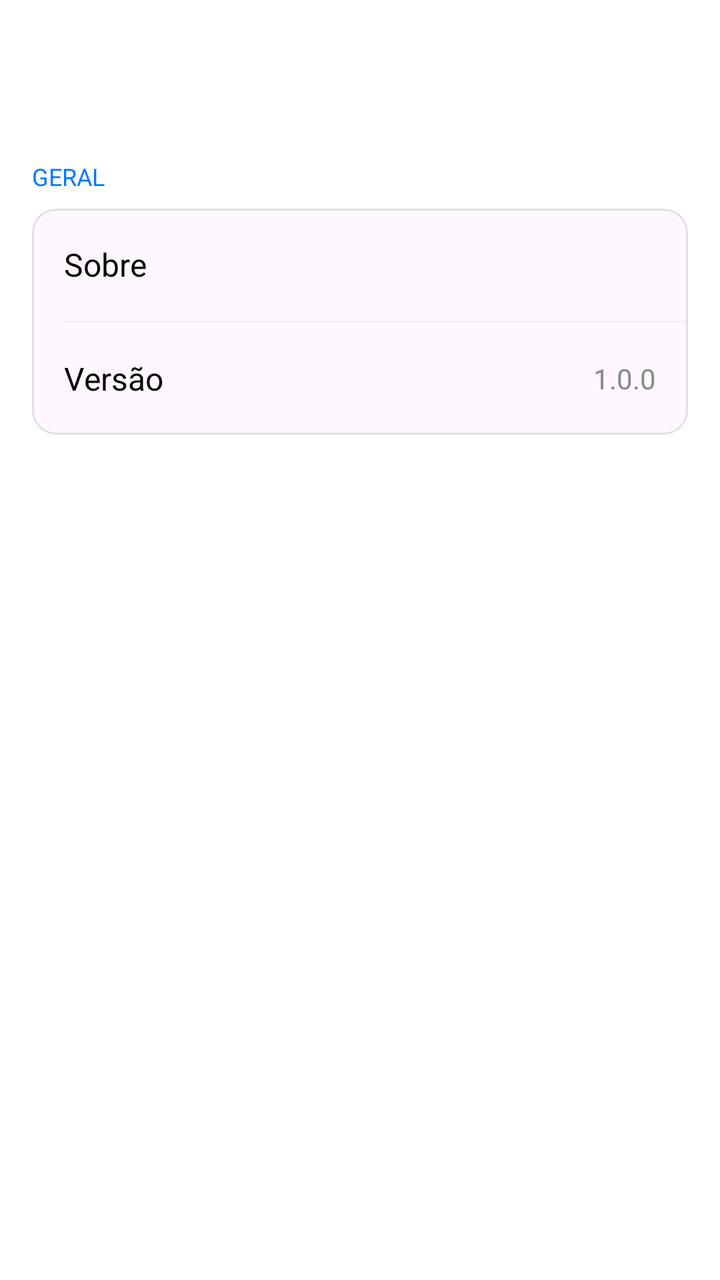
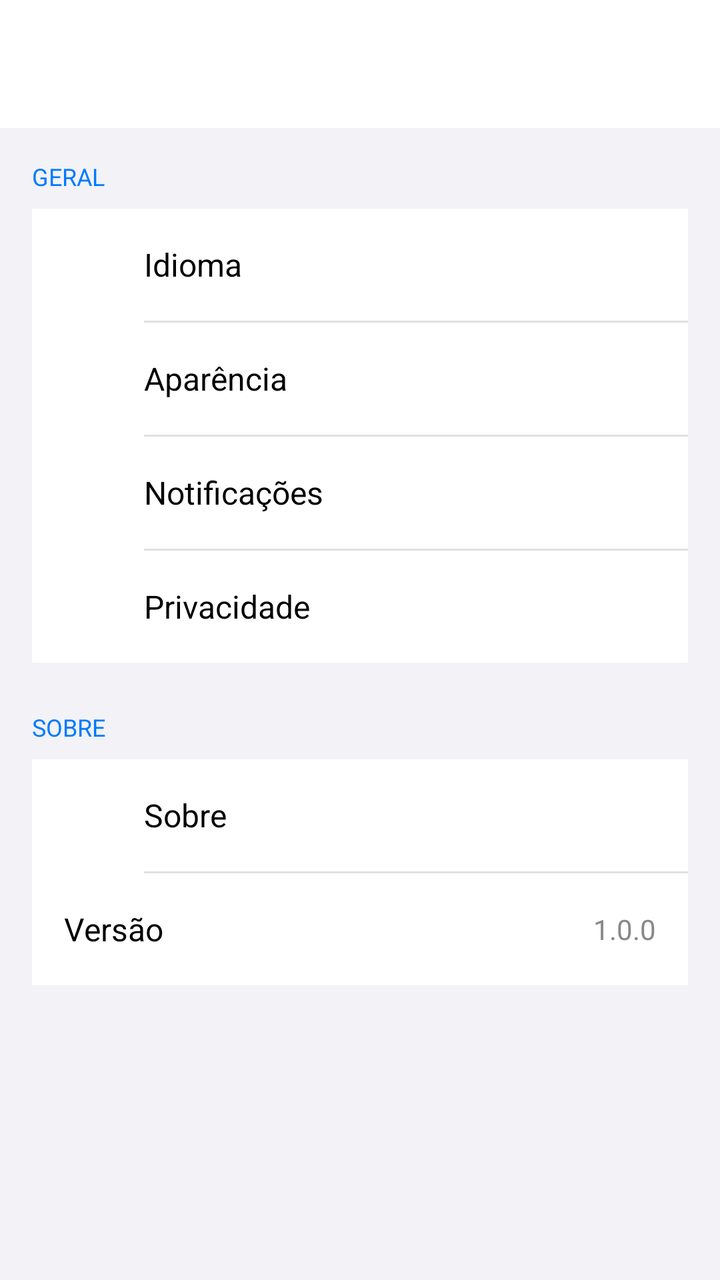

Compare the two renders of this Android layout. The source of the first and the diff that turns it into the second are given below.
<!-- AndroidManifest.xml: activity theme Theme.wilin -->
<!-- res/layout/activity_settings.xml -->
<?xml version="1.0" encoding="utf-8"?>
<LinearLayout xmlns:android="http://schemas.android.com/apk/res/android"
    xmlns:app="http://schemas.android.com/apk/res-auto"
    android:layout_width="match_parent"
    android:layout_height="match_parent"
    android:orientation="vertical"
    android:background="#FFFFFF">

    <com.google.android.material.appbar.AppBarLayout
        android:layout_width="match_parent"
        android:layout_height="wrap_content"
        android:background="#FFFFFF"
        app:elevation="0dp">

        <com.google.android.material.appbar.MaterialToolbar
            android:id="@+id/toolbar"
            android:layout_width="match_parent"
            android:layout_height="?attr/actionBarSize"
            android:background="#FFFFFF"
            app:titleTextColor="#000000"
            app:navigationIconTint="#000000" />

    </com.google.android.material.appbar.AppBarLayout>

    <ScrollView
        android:layout_width="match_parent"
        android:layout_height="match_parent">

        <LinearLayout
            android:layout_width="match_parent"
            android:layout_height="wrap_content"
            android:orientation="vertical"
            android:padding="16dp">

            <TextView
                android:layout_width="wrap_content"
                android:layout_height="wrap_content"
                android:text="Geral"
                android:textSize="12sp"
                android:textColor="#007AFF"
                android:textAllCaps="true"
                android:paddingBottom="8dp" />

            <com.google.android.material.card.MaterialCardView
                android:layout_width="match_parent"
                android:layout_height="wrap_content"
                app:cardCornerRadius="12dp"
                app:cardElevation="0dp"
                app:strokeWidth="1dp"
                app:strokeColor="#E0E0E0">

                <LinearLayout
                    android:layout_width="match_parent"
                    android:layout_height="wrap_content"
                    android:orientation="vertical">

                    <LinearLayout
                        android:id="@+id/itemAbout"
                        android:layout_width="match_parent"
                        android:layout_height="56dp"
                        android:orientation="horizontal"
                        android:gravity="center_vertical"
                        android:paddingStart="16dp"
                        android:paddingEnd="16dp"
                        android:background="?attr/selectableItemBackground">

                        <TextView
                            android:layout_width="0dp"
                            android:layout_height="wrap_content"
                            android:layout_weight="1"
                            android:text="Sobre"
                            android:textSize="16sp"
                            android:textColor="#000000" />

                        <ImageView
                            android:id="@+id/iconArrowAbout"
                            android:layout_width="20dp"
                            android:layout_height="20dp"
                            android:rotation="180"
                            android:tint="#CCCCCC" />

                    </LinearLayout>

                    <View
                        android:layout_width="match_parent"
                        android:layout_height="1dp"
                        android:background="#F0F0F0"
                        android:layout_marginStart="16dp" />

                    <LinearLayout
                        android:id="@+id/itemVersion"
                        android:layout_width="match_parent"
                        android:layout_height="56dp"
                        android:orientation="horizontal"
                        android:gravity="center_vertical"
                        android:paddingStart="16dp"
                        android:paddingEnd="16dp"
                        android:background="?attr/selectableItemBackground">

                        <TextView
                            android:layout_width="0dp"
                            android:layout_height="wrap_content"
                            android:layout_weight="1"
                            android:text="Versão"
                            android:textSize="16sp"
                            android:textColor="#000000" />

                        <TextView
                            android:layout_width="wrap_content"
                            android:layout_height="wrap_content"
                            android:text="1.0.0"
                            android:textColor="#888888"
                            android:textSize="14sp" />

                    </LinearLayout>

                </LinearLayout>

            </com.google.android.material.card.MaterialCardView>

        </LinearLayout>

    </ScrollView>

</LinearLayout>
<!-- resources referenced by this layout -->
<resources>
  <style name="Theme.wilin" parent="Theme.Material3.DayNight.NoActionBar">
          <item name="colorPrimary">#007AFF</item>
          <item name="colorOnPrimary">#FFFFFF</item>
          <item name="android:statusBarColor">#FFFFFF</item>
          <item name="android:windowLightStatusBar">true</item>
          <item name="android:navigationBarColor">#FFFFFF</item>
          <item name="android:windowBackground">@color/splash_background_light</item>
          <item name="bottomNavigationStyle">@style/Widget.BottomNav.Custom</item>
      </style>
  <color name="splash_background_light">#FFFFFF</color>
  <style name="Widget.BottomNav.Custom" parent="Widget.Material3.BottomNavigationView">
          <item name="materialThemeOverlay">@style/ThemeOverlay.BottomNav.Custom</item>
          <item name="itemPaddingTop">4dp</item>
          <item name="itemPaddingBottom">4dp</item>
      </style>
  <style name="ThemeOverlay.BottomNav.Custom" parent="">
          <item name="colorSecondaryContainer">#1A007AFF</item>
          <item name="colorOnSecondaryContainer">#007AFF</item>
      </style>
</resources>

<!-- the commit's change to res/layout/activity_settings.xml (unified diff, before → after) -->
@@ -4,21 +4,21 @@
     android:layout_width="match_parent"
     android:layout_height="match_parent"
     android:orientation="vertical"
-    android:background="#FFFFFF">
+    android:background="@color/surface">
 
     <com.google.android.material.appbar.AppBarLayout
         android:layout_width="match_parent"
         android:layout_height="wrap_content"
-        android:background="#FFFFFF"
+        android:background="@color/appbar_background"
         app:elevation="0dp">
 
         <com.google.android.material.appbar.MaterialToolbar
             android:id="@+id/toolbar"
             android:layout_width="match_parent"
             android:layout_height="?attr/actionBarSize"
-            android:background="#FFFFFF"
-            app:titleTextColor="#000000"
-            app:navigationIconTint="#000000" />
+            android:background="@color/appbar_background"
+            app:titleTextColor="@color/text_primary"
+            app:navigationIconTint="@color/text_primary" />
 
     </com.google.android.material.appbar.AppBarLayout>
 
@@ -32,91 +32,252 @@
             android:orientation="vertical"
             android:padding="16dp">
 
+            
             <TextView
                 android:layout_width="wrap_content"
                 android:layout_height="wrap_content"
-                android:text="Geral"
+                android:text="@string/general"
                 android:textSize="12sp"
-                android:textColor="#007AFF"
+                android:textColor="@color/settings_section_label"
                 android:textAllCaps="true"
                 android:paddingBottom="8dp" />
 
-            <com.google.android.material.card.MaterialCardView
+            <LinearLayout
                 android:layout_width="match_parent"
                 android:layout_height="wrap_content"
-                app:cardCornerRadius="12dp"
-                app:cardElevation="0dp"
-                app:strokeWidth="1dp"
-                app:strokeColor="#E0E0E0">
-
-                <LinearLayout
-                    android:layout_width="match_parent"
-                    android:layout_height="wrap_content"
-                    android:orientation="vertical">
-
-                    <LinearLayout
-                        android:id="@+id/itemAbout"
-                        android:layout_width="match_parent"
-                        android:layout_height="56dp"
-                        android:orientation="horizontal"
-                        android:gravity="center_vertical"
-                        android:paddingStart="16dp"
-                        android:paddingEnd="16dp"
-                        android:background="?attr/selectableItemBackground">
-
-                        <TextView
-                            android:layout_width="0dp"
-                            android:layout_height="wrap_content"
-                            android:layout_weight="1"
-                            android:text="Sobre"
-                            android:textSize="16sp"
-                            android:textColor="#000000" />
-
-                        <ImageView
-                            android:id="@+id/iconArrowAbout"
-                            android:layout_width="20dp"
-                            android:layout_height="20dp"
-                            android:rotation="180"
-                            android:tint="#CCCCCC" />
-
-                    </LinearLayout>
-
-                    <View
-                        android:layout_width="match_parent"
-                        android:layout_height="1dp"
-                        android:background="#F0F0F0"
-                        android:layout_marginStart="16dp" />
-
-                    <LinearLayout
-                        android:id="@+id/itemVersion"
-                        android:layout_width="match_parent"
-                        android:layout_height="56dp"
-                        android:orientation="horizontal"
-                        android:gravity="center_vertical"
-                        android:paddingStart="16dp"
-                        android:paddingEnd="16dp"
-                        android:background="?attr/selectableItemBackground">
-
-                        <TextView
-                            android:layout_width="0dp"
-                            android:layout_height="wrap_content"
-                            android:layout_weight="1"
-                            android:text="Versão"
-                            android:textSize="16sp"
-                            android:textColor="#000000" />
-
-                        <TextView
-                            android:layout_width="wrap_content"
-                            android:layout_height="wrap_content"
-                            android:text="1.0.0"
-                            android:textColor="#888888"
-                            android:textSize="14sp" />
-
-                    </LinearLayout>
-
-                </LinearLayout>
-
-            </com.google.android.material.card.MaterialCardView>
+                android:orientation="vertical"
+                android:background="@color/card_background">
+
+                
+                <LinearLayout
+                    android:id="@+id/itemLanguage"
+                    android:layout_width="match_parent"
+                    android:layout_height="56dp"
+                    android:orientation="horizontal"
+                    android:gravity="center_vertical"
+                    android:paddingStart="16dp"
+                    android:paddingEnd="16dp"
+                    android:background="?attr/selectableItemBackground">
+
+                    <ImageView
+                        android:id="@+id/iconLanguage"
+                        android:layout_width="24dp"
+                        android:layout_height="24dp" />
+
+                    <TextView
+                        android:layout_width="0dp"
+                        android:layout_height="wrap_content"
+                        android:layout_weight="1"
+                        android:layout_marginStart="16dp"
+                        android:text="@string/language"
+                        android:textSize="16sp"
+                        android:textColor="@color/text_primary" />
+
+                    <ImageView
+                        android:id="@+id/iconChevronLanguage"
+                        android:layout_width="20dp"
+                        android:layout_height="20dp" />
+
+                </LinearLayout>
+
+                <View
+                    android:layout_width="match_parent"
+                    android:layout_height="1dp"
+                    android:background="@color/divider"
+                    android:layout_marginStart="56dp" />
+
+                
+                <LinearLayout
+                    android:id="@+id/itemAppearance"
+                    android:layout_width="match_parent"
+                    android:layout_height="56dp"
+                    android:orientation="horizontal"
+                    android:gravity="center_vertical"
+                    android:paddingStart="16dp"
+                    android:paddingEnd="16dp"
+                    android:background="?attr/selectableItemBackground">
+
+                    <ImageView
+                        android:id="@+id/iconAppearance"
+                        android:layout_width="24dp"
+                        android:layout_height="24dp" />
+
+                    <TextView
+                        android:layout_width="0dp"
+                        android:layout_height="wrap_content"
+                        android:layout_weight="1"
+                        android:layout_marginStart="16dp"
+                        android:text="@string/appearance"
+                        android:textSize="16sp"
+                        android:textColor="@color/text_primary" />
+
+                    <ImageView
+                        android:id="@+id/iconChevronAppearance"
+                        android:layout_width="20dp"
+                        android:layout_height="20dp" />
+
+                </LinearLayout>
+
+                <View
+                    android:layout_width="match_parent"
+                    android:layout_height="1dp"
+                    android:background="@color/divider"
+                    android:layout_marginStart="56dp" />
+
+                
+                <LinearLayout
+                    android:id="@+id/itemNotifications"
+                    android:layout_width="match_parent"
+                    android:layout_height="56dp"
+                    android:orientation="horizontal"
+                    android:gravity="center_vertical"
+                    android:paddingStart="16dp"
+                    android:paddingEnd="16dp"
+                    android:background="?attr/selectableItemBackground">
+
+                    <ImageView
+                        android:id="@+id/iconNotifications"
+                        android:layout_width="24dp"
+                        android:layout_height="24dp" />
+
+                    <TextView
+                        android:layout_width="0dp"
+                        android:layout_height="wrap_content"
+                        android:layout_weight="1"
+                        android:layout_marginStart="16dp"
+                        android:text="@string/notifications"
+                        android:textSize="16sp"
+                        android:textColor="@color/text_primary" />
+
+                    <ImageView
+                        android:id="@+id/iconChevronNotifications"
+                        android:layout_width="20dp"
+                        android:layout_height="20dp" />
+
+                </LinearLayout>
+
+                <View
+                    android:layout_width="match_parent"
+                    android:layout_height="1dp"
+                    android:background="@color/divider"
+                    android:layout_marginStart="56dp" />
+
+                
+                <LinearLayout
+                    android:id="@+id/itemPrivacy"
+                    android:layout_width="match_parent"
+                    android:layout_height="56dp"
+                    android:orientation="horizontal"
+                    android:gravity="center_vertical"
+                    android:paddingStart="16dp"
+                    android:paddingEnd="16dp"
+                    android:background="?attr/selectableItemBackground">
+
+                    <ImageView
+                        android:id="@+id/iconPrivacy"
+                        android:layout_width="24dp"
+                        android:layout_height="24dp" />
+
+                    <TextView
+                        android:layout_width="0dp"
+                        android:layout_height="wrap_content"
+                        android:layout_weight="1"
+                        android:layout_marginStart="16dp"
+                        android:text="@string/privacy"
+                        android:textSize="16sp"
+                        android:textColor="@color/text_primary" />
+
+                    <ImageView
+                        android:id="@+id/iconChevronPrivacy"
+                        android:layout_width="20dp"
+                        android:layout_height="20dp" />
+
+                </LinearLayout>
+
+            </LinearLayout>
+
+            
+            <TextView
+                android:layout_width="wrap_content"
+                android:layout_height="wrap_content"
+                android:text="@string/about"
+                android:textSize="12sp"
+                android:textColor="@color/settings_section_label"
+                android:textAllCaps="true"
+                android:paddingTop="24dp"
+                android:paddingBottom="8dp" />
+
+            <LinearLayout
+                android:layout_width="match_parent"
+                android:layout_height="wrap_content"
+                android:orientation="vertical"
+                android:background="@color/card_background">
+
+                <LinearLayout
+                    android:id="@+id/itemAbout"
+                    android:layout_width="match_parent"
+                    android:layout_height="56dp"
+                    android:orientation="horizontal"
+                    android:gravity="center_vertical"
+                    android:paddingStart="16dp"
+                    android:paddingEnd="16dp"
+                    android:background="?attr/selectableItemBackground">
+
+                    <ImageView
+                        android:id="@+id/iconAbout"
+                        android:layout_width="24dp"
+                        android:layout_height="24dp" />
+
+                    <TextView
+                        android:layout_width="0dp"
+                        android:layout_height="wrap_content"
+                        android:layout_weight="1"
+                        android:layout_marginStart="16dp"
+                        android:text="@string/about"
+                        android:textSize="16sp"
+                        android:textColor="@color/text_primary" />
+
+                    <ImageView
+                        android:id="@+id/iconChevronAbout"
+                        android:layout_width="20dp"
+                        android:layout_height="20dp" />
+
+                </LinearLayout>
+
+                <View
+                    android:layout_width="match_parent"
+                    android:layout_height="1dp"
+                    android:background="@color/divider"
+                    android:layout_marginStart="56dp" />
+
+                <LinearLayout
+                    android:id="@+id/itemVersion"
+                    android:layout_width="match_parent"
+                    android:layout_height="56dp"
+                    android:orientation="horizontal"
+                    android:gravity="center_vertical"
+                    android:paddingStart="16dp"
+                    android:paddingEnd="16dp">
+
+                    <TextView
+                        android:layout_width="0dp"
+                        android:layout_height="wrap_content"
+                        android:layout_weight="1"
+                        android:text="@string/version"
+                        android:textSize="16sp"
+                        android:textColor="@color/text_primary" />
+
+                    <TextView
+                        android:id="@+id/tvVersion"
+                        android:layout_width="wrap_content"
+                        android:layout_height="wrap_content"
+                        android:text="1.0.0"
+                        android:textColor="@color/text_secondary"
+                        android:textSize="14sp" />
+
+                </LinearLayout>
+
+            </LinearLayout>
 
         </LinearLayout>
 
<!-- resource entries referenced after the edit -->
@@ -1,15 +1,32 @@
 <!-- resources referenced by this layout -->
 <resources>
+  <color name="appbar_background">#FFFFFF</color>
+  <color name="card_background">#FFFFFF</color>
+  <color name="divider">#E0E0E0</color>
+  <color name="settings_section_label">#007AFF</color>
+  <color name="surface">#F2F2F7</color>
+  <color name="text_primary">#000000</color>
+  <color name="text_secondary">#888888</color>
+  <string name="about">Sobre</string>
+  <string name="appearance">Aparência</string>
+  <string name="general">Geral</string>
+  <string name="language">Idioma</string>
+  <string name="notifications">Notificações</string>
+  <string name="privacy">Privacidade</string>
+  <string name="version">Versão</string>
   <style name="Theme.wilin" parent="Theme.Material3.DayNight.NoActionBar">
-          <item name="colorPrimary">#007AFF</item>
-          <item name="colorOnPrimary">#FFFFFF</item>
-          <item name="android:statusBarColor">#FFFFFF</item>
+          <item name="colorPrimary">@color/colorPrimary</item>
+          <item name="colorOnPrimary">@color/text_primary_dark</item>
+          <item name="android:statusBarColor">@color/appbar_background</item>
           <item name="android:windowLightStatusBar">true</item>
-          <item name="android:navigationBarColor">#FFFFFF</item>
-          <item name="android:windowBackground">@color/splash_background_light</item>
+          <item name="android:navigationBarColor">@color/bottom_nav_background</item>
+          <item name="android:windowBackground">@color/background</item>
           <item name="bottomNavigationStyle">@style/Widget.BottomNav.Custom</item>
       </style>
-  <color name="splash_background_light">#FFFFFF</color>
+  <color name="colorPrimary">#007AFF</color>
+  <color name="text_primary_dark">#FFFFFF</color>
+  <color name="bottom_nav_background">#FFFFFF</color>
+  <color name="background">#FFFFFF</color>
   <style name="Widget.BottomNav.Custom" parent="Widget.Material3.BottomNavigationView">
           <item name="materialThemeOverlay">@style/ThemeOverlay.BottomNav.Custom</item>
           <item name="itemPaddingTop">4dp</item>
@@ -17,7 +34,7 @@
       </style>
   <style name="ThemeOverlay.BottomNav.Custom" parent="">
           <item name="colorSecondaryContainer">#1A007AFF</item>
-          <item name="colorOnSecondaryContainer">#007AFF</item>
+          <item name="colorOnSecondaryContainer">@color/colorPrimary</item>
       </style>
 </resources>
 
